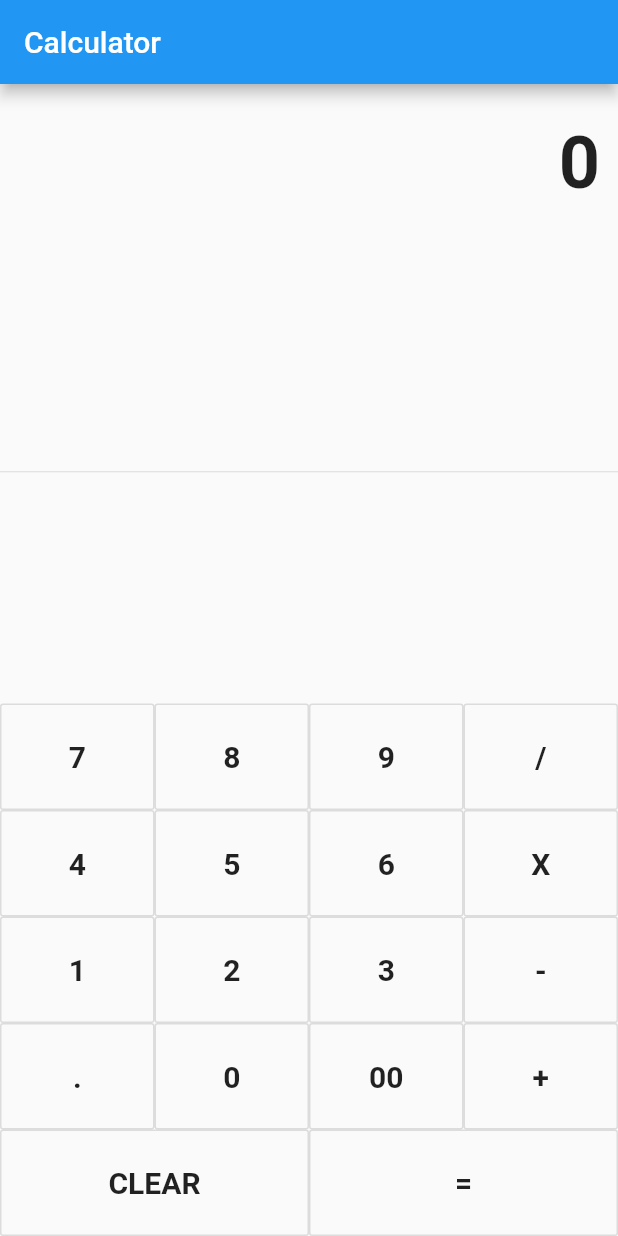
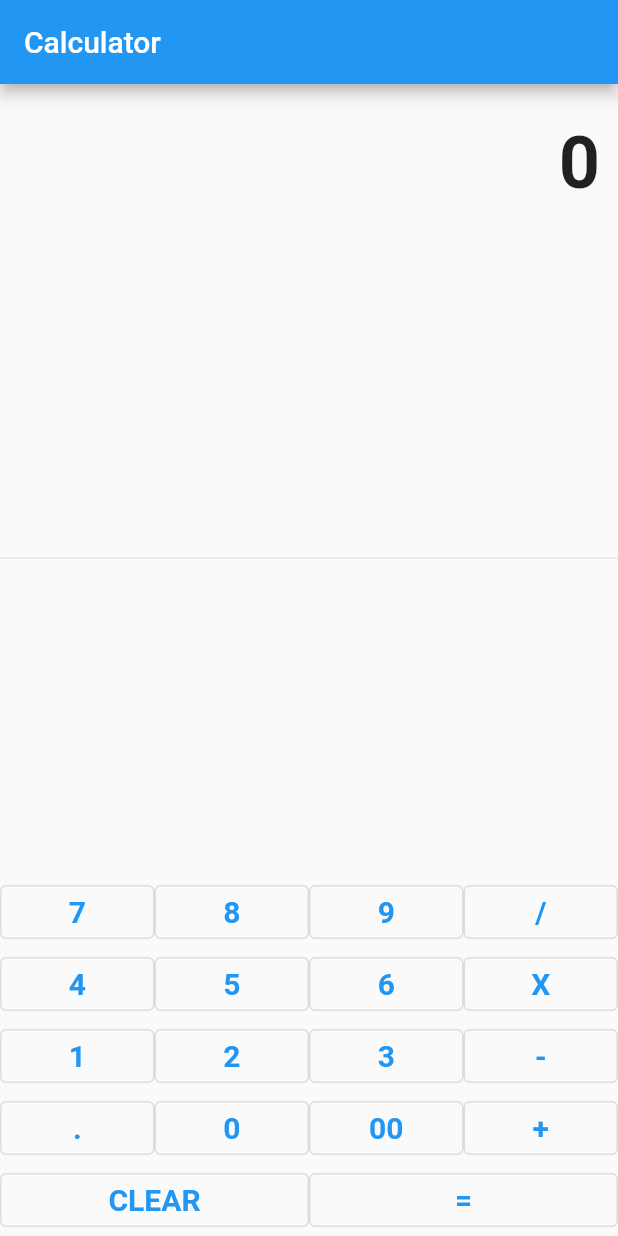
Before and after one commit to RajseeshahIT/cal1, a Flutter app: the screen it shows after launch, on a phone screen of 412 x 824 dp. Run offline on Flutter 3.47's test engine with Material 2 defaults, Android fonts, the phone set to English and light mode, and no system bars.

Commit message:
Update main.dart

```diff
--- a/lib/main.dart
+++ b/lib/main.dart
@@ -1,27 +1,35 @@
+// ignore_for_file: prefer_const_constructors, prefer_const_constructors_in_immutables, library_private_types_in_public_api
+
+import 'package:flutter/foundation.dart';
 import 'package:flutter/material.dart';
 
-void main() => runApp(new MyApp());
+void main(){
+  runApp(cal1());
+}
 
-class MyApp extends StatelessWidget {
+// ignore: camel_case_types
+class cal1 extends StatelessWidget {
+  const cal1({Key? key}) : super(key: key);
+
   @override
   Widget build(BuildContext context) {
-    return new MaterialApp(
+    return MaterialApp(
       title: 'Flutter Demo',
-      theme: new ThemeData(
+      theme: ThemeData(
         primarySwatch: Colors.blue,
       ),
-      home: new MyHomePage(title: 'Calculator'),
+      home: MyHomePage(title: 'Calculator'),
     );
   }
 }
 
 class MyHomePage extends StatefulWidget {
-  MyHomePage({Key key, this.title}) : super(key: key);
+  MyHomePage({Key? key, required this.title}) : super(key: key);
 
   final String title;
 
   @override
-  _MyHomePageState createState() => new _MyHomePageState();
+  _MyHomePageState createState() => _MyHomePageState();
 }
 
 class _MyHomePageState extends State<MyHomePage> {
@@ -53,7 +61,9 @@ class _MyHomePageState extends State<MyHomePage> {
     } else if(buttonText == "."){
 
       if(_output.contains(".")){
-        print("Already conatains a decimals");
+        if (kDebugMode) {
+          print("Already contains a decimals");
+        }
         return;
 
       } else {
@@ -87,7 +97,9 @@ class _MyHomePageState extends State<MyHomePage> {
 
     }
 
+    if (kDebugMode) {
       print(_output);
+    }
 
     setState(() {
 
@@ -98,11 +110,11 @@ class _MyHomePageState extends State<MyHomePage> {
   }
 
   Widget buildButton(String buttonText) {
+    // ignore: unnecessary_new
     return new Expanded(
-      child: new OutlineButton(
-        padding: new EdgeInsets.all(24.0),
-        child: new Text(buttonText,
-          style: TextStyle(
+      child: OutlinedButton(
+        child: Text(buttonText,
+          style: const TextStyle(
               fontSize: 20.0,
               fontWeight: FontWeight.bold
           ),
@@ -116,64 +128,63 @@ class _MyHomePageState extends State<MyHomePage> {
 
   @override
   Widget build(BuildContext context) {
-    return new Scaffold(
-        appBar: new AppBar(
-          title: new Text(widget.title),
+    return Scaffold(
+        appBar: AppBar(
+          title: Text(widget.title),
         ),
-        body: new Container(
-            child: new Column(
+        body: Column(
           children: <Widget>[
-                new Container(
+            Container(
                 alignment: Alignment.centerRight,
-                    padding: new EdgeInsets.symmetric(
+                padding: const EdgeInsets.symmetric(
                     vertical: 24.0,
                     horizontal: 12.0
                 ),
-                    child: new Text(output, style: new TextStyle(
+                child: Text(output, style: const TextStyle(
                   fontSize: 48.0,
                   fontWeight: FontWeight.bold,
 
                 ))),
-                new Expanded(
-                  child: new Divider(),
+            const Expanded(
+              child: Divider(),
             ),
 
 
-                new Column(children: [
-                  new Row(children: [
+            Column(children: [
+              Row(children: [
                 buildButton("7"),
                 buildButton("8"),
                 buildButton("9"),
                 buildButton("/")
               ]),
 
-                  new Row(children: [
+              Row(children: [
                 buildButton("4"),
                 buildButton("5"),
                 buildButton("6"),
                 buildButton("X")
               ]),
 
-                  new Row(children: [
+              Row(children: [
                 buildButton("1"),
                 buildButton("2"),
                 buildButton("3"),
                 buildButton("-")
               ]),
 
-                  new Row(children: [
+              Row(children: [
                 buildButton("."),
                 buildButton("0"),
                 buildButton("00"),
                 buildButton("+")
               ]),
 
-                  new Row(children: [
+              Row(children: [
                 buildButton("CLEAR"),
                 buildButton("="),
               ])
             ])
           ],
-            )));
+        ));
   }
 }
```
Lines whose indentation alone changed are shown as unchanged.
